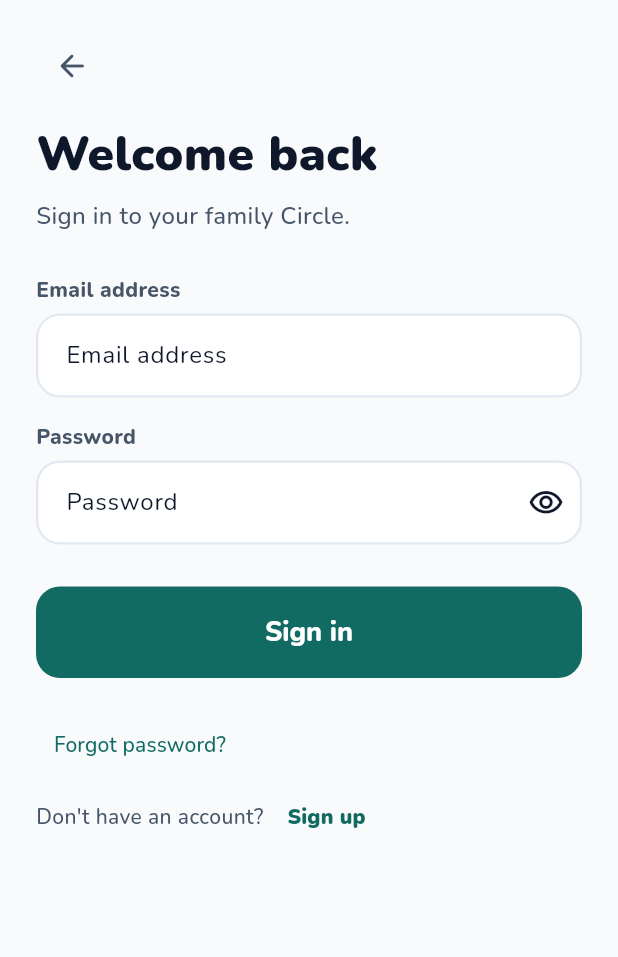
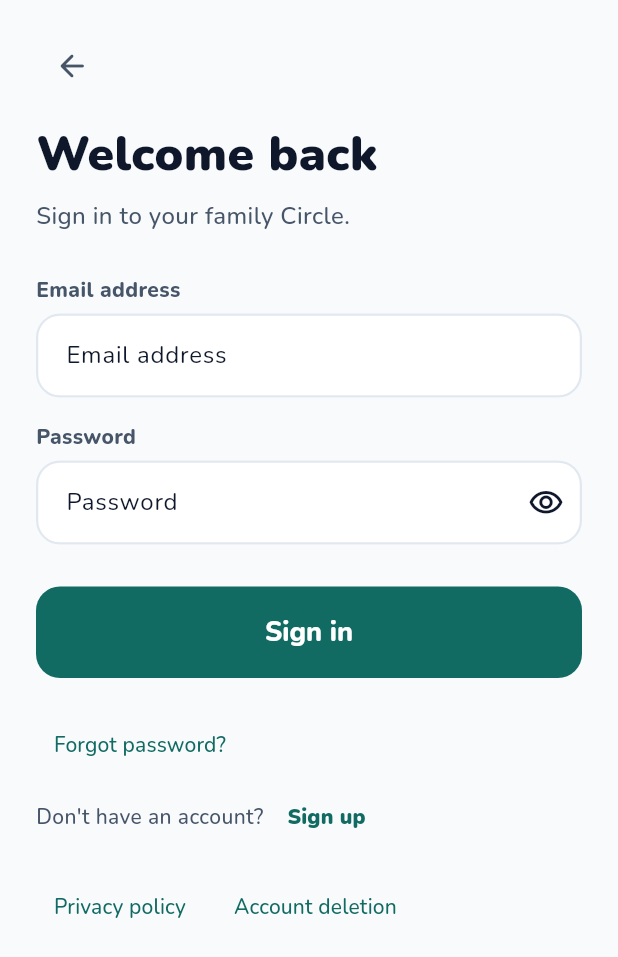
Before and after one commit to Taha-Saleem-43/Family-Guard, a Flutter app: the screen it shows after launch, after a tap on "Sign in", on a phone screen of 412 x 824 dp. Shown: the top 957 px of the screen. Run offline on Flutter 3.47's test engine with Material 3 defaults, Android fonts, the phone set to English and light mode, and no system bars; our stand-ins replace audioplayers, battery_plus, cloud_firestore, cloud_functions, device_info_plus, equatable and 13 more; missing offline and left inert: firebase_app_check, tracelet; accounts and stored records are empty.

Commit message:
feat: link public privacy and account deletion resources

```diff
--- /dev/null
+++ b/lib/core/presentation/privacy_support_links.dart
@@ -0,0 +1,46 @@
+import 'package:flutter/material.dart';
+import '../services/support_links.dart';
+
+/// Available before account creation as well as from signed-in settings.
+class PrivacySupportLinks extends StatelessWidget {
+  const PrivacySupportLinks({super.key, this.launcher, this.showEmail = true});
+  final SupportUrlLauncher? launcher;
+  final bool showEmail;
+
+  Future<void> _open(
+    BuildContext context,
+    SupportDestination destination,
+  ) async {
+    if (!await SupportLinks.open(destination, launcher: launcher) &&
+        context.mounted) {
+      ScaffoldMessenger.maybeOf(context)?.showSnackBar(
+        SnackBar(
+          content: Text(
+            destination == SupportDestination.email
+                ? 'Could not open email. Contact ${SupportLinks.email} using your email app.'
+                : 'Could not open the page. Check your connection and try again.',
+          ),
+        ),
+      );
+    }
+  }
+
+  @override
+  Widget build(BuildContext context) => Wrap(
+    alignment: WrapAlignment.center,
+    spacing: 8,
+    runSpacing: 4,
+    children: [
+      for (final item in [
+        (SupportDestination.privacy, 'Privacy policy'),
+        (SupportDestination.deletion, 'Account deletion'),
+        if (showEmail) (SupportDestination.email, 'Contact support'),
+      ])
+        TextButton(
+          onPressed: () => _open(context, item.$1),
+          style: TextButton.styleFrom(minimumSize: const Size(48, 48)),
+          child: Text(item.$2, textAlign: TextAlign.center),
+        ),
+    ],
+  );
+}
--- /dev/null
+++ b/lib/core/services/support_links.dart
@@ -0,0 +1,31 @@
+import 'package:url_launcher/url_launcher.dart';
+
+enum SupportDestination { privacy, deletion, email }
+
+typedef SupportUrlLauncher = Future<bool> Function(Uri uri, LaunchMode mode);
+
+class SupportLinks {
+  SupportLinks._();
+  static const email = 'tahasaleemdev@gmail.com';
+  static const origin =
+      'https://familyguard-privacy-support.paleluck4097.chatgpt.site';
+
+  static Uri uri(SupportDestination destination) => switch (destination) {
+    SupportDestination.privacy => Uri.parse('$origin/privacy/'),
+    SupportDestination.deletion => Uri.parse('$origin/delete-account/'),
+    SupportDestination.email => Uri(scheme: 'mailto', path: email),
+  };
+
+  static Future<bool> open(
+    SupportDestination destination, {
+    SupportUrlLauncher? launcher,
+  }) async {
+    final launch =
+        launcher ?? (Uri uri, LaunchMode mode) => launchUrl(uri, mode: mode);
+    try {
+      return await launch(uri(destination), LaunchMode.externalApplication);
+    } catch (_) {
+      return false;
+    }
+  }
+}
--- a/lib/features/onboarding/presentation/onboarding_screen.dart
+++ b/lib/features/onboarding/presentation/onboarding_screen.dart
@@ -4,6 +4,7 @@ import 'package:flutter_riverpod/flutter_riverpod.dart';
 import '../../../core/providers/app_state_provider.dart';
 import '../../../core/theme/app_colors.dart';
 import '../../../core/presentation/setup_scroll_view.dart';
+import '../../../core/presentation/privacy_support_links.dart';
 import '../../../core/services/sharing_consent_service.dart';
 import '../../auth/domain/circle_model.dart';
 import '../../auth/providers/auth_providers.dart';
@@ -495,6 +496,8 @@ class _OnboardingScreenState extends ConsumerState<OnboardingScreen> {
                     ),
                   ],
                 ),
+                const SizedBox(height: 12),
+                const PrivacySupportLinks(showEmail: false),
               ],
             ),
           ],
--- a/lib/features/settings/presentation/settings_screen.dart
+++ b/lib/features/settings/presentation/settings_screen.dart
@@ -15,6 +15,7 @@ import 'invite_rotation_control.dart';
 import 'account_deletion_control.dart';
 import 'push_status_card.dart';
 import '../../../core/services/map_tile_cache.dart';
+import '../../../core/presentation/privacy_support_links.dart';
 
 class SettingsScreen extends ConsumerWidget {
   const SettingsScreen({super.key});
@@ -331,6 +332,7 @@ class SettingsScreen extends ConsumerWidget {
             ),
           ),
           const SizedBox(height: 24),
+          const PrivacySupportLinks(),
           ListTile(
             leading: const Icon(Icons.layers_clear_outlined),
             title: const Text('Clear map cache'),
```
Also changed, not shown: 3 other files.
